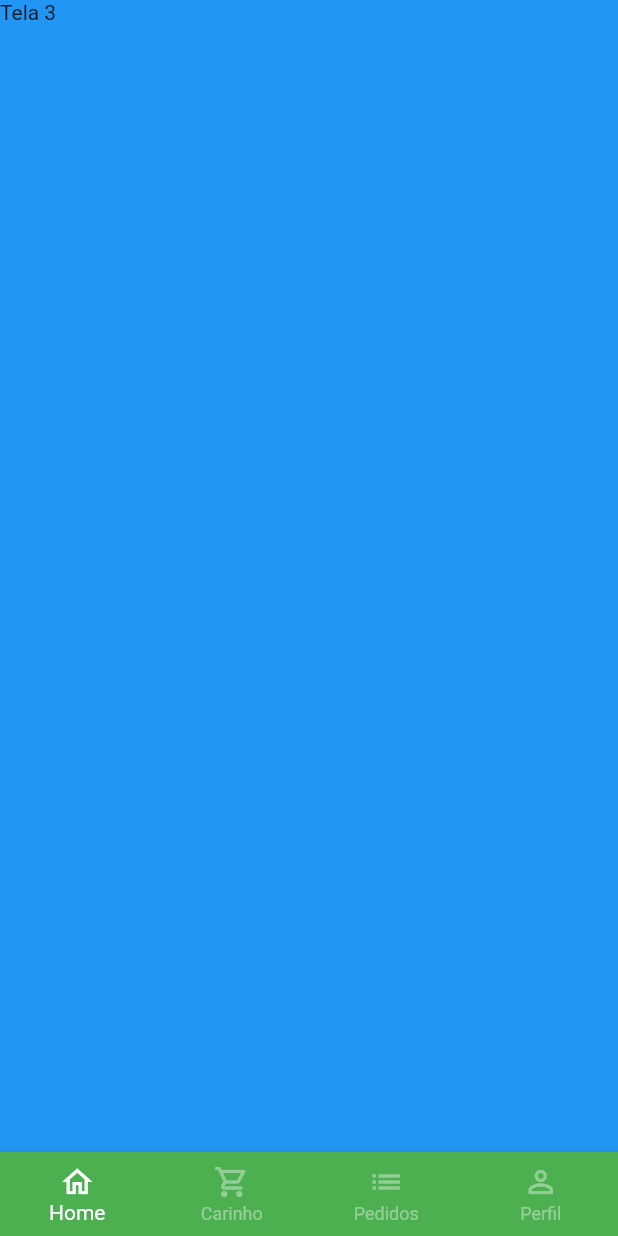
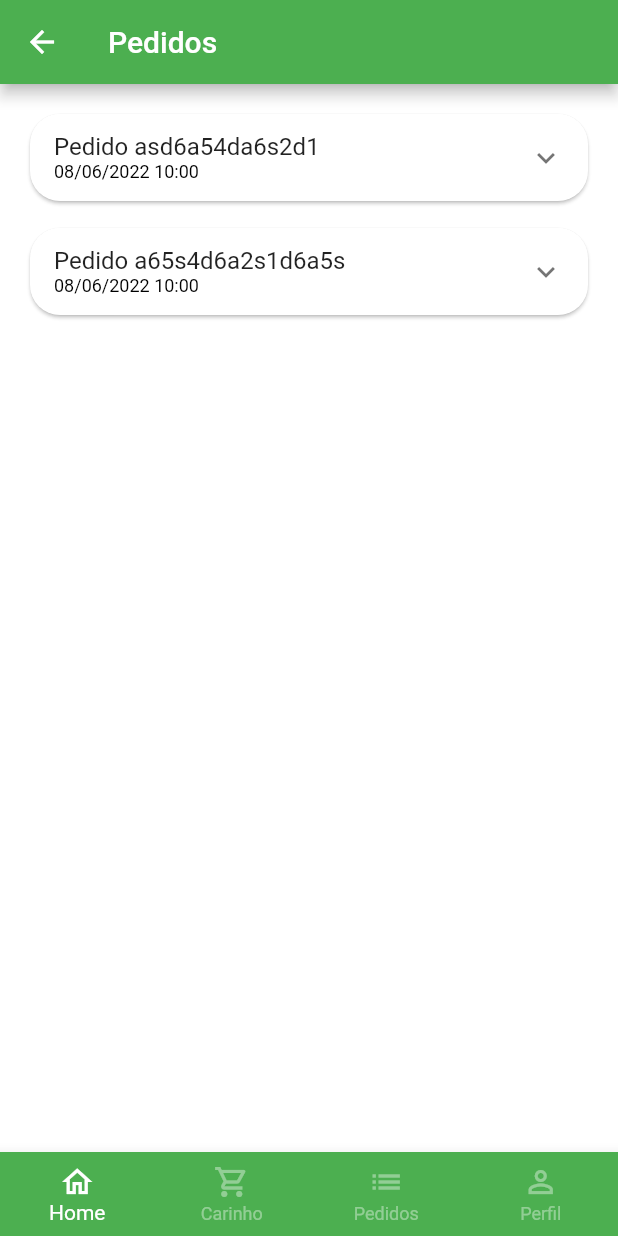
Before and after one commit to JoelSchecheleski/greengrocer, a Flutter app: the BaseScreen screen opened directly, swiped to page 3, on a phone screen of 412 x 824 dp. Run offline on Flutter 3.47's test engine with Material 2 defaults, Android fonts, the phone set to English and light mode, and no system bars; our stand-ins replace animated_text_kit, badges, mask_text_input_formatter.

Commit message:
0020 - Criado ListView.separated para pedidos

```diff
--- a/lib/src/config/app_data.dart
+++ b/lib/src/config/app_data.dart
@@ -1,5 +1,6 @@
 import 'package:greengrocer/src/models/cart_item_model.dart';
 import 'package:greengrocer/src/models/item_model.dart';
+import 'package:greengrocer/src/models/order_model.dart';
 import 'package:greengrocer/src/models/user_model.dart';
 
 ItemModel apple = ItemModel(
@@ -89,3 +90,49 @@
   cpf: '050.710.439-04',
   password: '',
 );
+
+List<OrderModel> orders = [
+  // Pedido 01
+  OrderModel(
+    copyAndPaste: 'q1w2e3r4t5y6',
+    createdDateTime: DateTime.parse(
+      '2022-06-08 10:00:10.458',
+    ),
+    overdueDateTime: DateTime.parse(
+      '2022-06-08 11:00:10.458',
+    ),
+    id: 'asd6a54da6s2d1',
+    status: 'pending_payment',
+    total: 11.0,
+    items: [
+      CartItemModel(
+        item: apple,
+        quantity: 2,
+      ),
+      CartItemModel(
+        item: mango,
+        quantity: 2,
+      ),
+    ],
+  ),
+
+  // Pedido 02
+  OrderModel(
+    copyAndPaste: 'q1w2e3r4t5y6',
+    createdDateTime: DateTime.parse(
+      '2022-06-08 10:00:10.458',
+    ),
+    overdueDateTime: DateTime.parse(
+      '2022-06-08 11:00:10.458',
+    ),
+    id: 'a65s4d6a2s1d6a5s',
+    status: 'delivered',
+    total: 11.5,
+    items: [
+      CartItemModel(
+        item: guava,
+        quantity: 1,
+      ),
+    ],
+  ),
+];
--- /dev/null
+++ b/lib/src/models/order_model.dart
@@ -0,0 +1,21 @@
+import 'package:greengrocer/src/models/cart_item_model.dart';
+
+class OrderModel {
+  String id;
+  DateTime createdDateTime;
+  List<CartItemModel> items;
+  DateTime overdueDateTime;
+  String status;
+  String copyAndPaste;
+  double total;
+
+  OrderModel({
+    required this.id,
+    required this.createdDateTime,
+    required this.items,
+    required this.overdueDateTime,
+    required this.status,
+    required this.copyAndPaste,
+    required this.total,
+  });
+}
--- a/lib/src/pages/base/base_screen.dart
+++ b/lib/src/pages/base/base_screen.dart
@@ -1,6 +1,7 @@
 import 'package:flutter/material.dart';
 import 'package:greengrocer/src/pages/cart/cart_tab_screen.dart';
 import 'package:greengrocer/src/pages/home/home_tab_screen.dart';
+import 'package:greengrocer/src/pages/orders/orders_screen.dart';
 import 'package:greengrocer/src/pages/profile/profile_screen.dart';
 
 class BaseScreen extends StatefulWidget {
@@ -20,11 +21,11 @@
       body: PageView(
         physics: const NeverScrollableScrollPhysics(),
         controller: pageController,
-        children: [
-          const HomeTabScreen(),
-          const CartTabScreen(),
-          Container(color: Colors.blue, child: Text('Tela 3')),
-          const ProfileScreen()
+        children: const [
+          HomeTabScreen(),
+          CartTabScreen(),
+          OrdersScreen(),
+          ProfileScreen()
         ],
       ),
       bottomNavigationBar: BottomNavigationBar(
--- /dev/null
+++ b/lib/src/pages/orders/components/order_tile.dart
@@ -0,0 +1,43 @@
+import 'package:flutter/material.dart';
+import 'package:greengrocer/src/models/order_model.dart';
+import 'package:greengrocer/src/services/utils_service.dart';
+
+class OrderTile extends StatelessWidget {
+  final OrderModel order;
+
+  OrderTile({
+    Key? key,
+    required this.order,
+  }) : super(key: key);
+
+  final UtilsServices utilsServices = UtilsServices();
+
+  @override
+  Widget build(BuildContext context) {
+    return Card(
+      shape: RoundedRectangleBorder(
+        borderRadius: BorderRadius.circular(20),
+      ),
+      child: Theme(
+        data: Theme.of(context).copyWith(dividerColor: Colors.transparent),
+        child: ExpansionTile(
+          title: Column(
+            mainAxisSize: MainAxisSize.min,
+            crossAxisAlignment: CrossAxisAlignment.start,
+            children: [
+              Text('Pedido ${order.id}'),
+              Text(
+                utilsServices.formatDateTime(order.createdDateTime),
+                style: const TextStyle(
+                  fontSize: 12,
+                  color: Colors.black,
+                ),
+              ),
+            ],
+          ),
+          children: [const Text('Teste')],
+        ),
+      ),
+    );
+  }
+}
--- /dev/null
+++ b/lib/src/pages/orders/orders_screen.dart
@@ -0,0 +1,25 @@
+import 'package:flutter/material.dart';
+import 'package:greengrocer/src/config/app_data.dart' as appData;
+import 'package:greengrocer/src/pages/orders/components/order_tile.dart';
+
+class OrdersScreen extends StatelessWidget {
+
+
+  const OrdersScreen({Key? key}) : super(key: key);
+
+  @override
+  Widget build(BuildContext context) {
+    return Scaffold(
+      appBar: AppBar(
+        title: const Text('Pedidos'),
+      ),
+      body: ListView.separated(
+        padding: const EdgeInsets.all(16),
+        physics: const BouncingScrollPhysics(),
+        separatorBuilder: (_, index) => const SizedBox(height: 10),
+        itemBuilder: (_, index) => OrderTile(order: appData.orders[index]),
+        itemCount: appData.orders.length,
+      ),
+    );
+  }
+}
--- a/lib/src/services/utils_service.dart
+++ b/lib/src/services/utils_service.dart
@@ -1,4 +1,5 @@
 import 'package:intl/intl.dart';
+import 'package:intl/date_symbol_data_local.dart';
 
 class UtilsServices {
 
@@ -7,4 +8,10 @@
     return numberFormat.format(price);
   }
 
+  String formatDateTime(DateTime dateTime) {
+    initializeDateFormatting();
+    DateFormat dateFormat = DateFormat.yMd('pt_BR').add_Hm();
+    return dateFormat.format(dateTime);
+  }
+
 }
```
